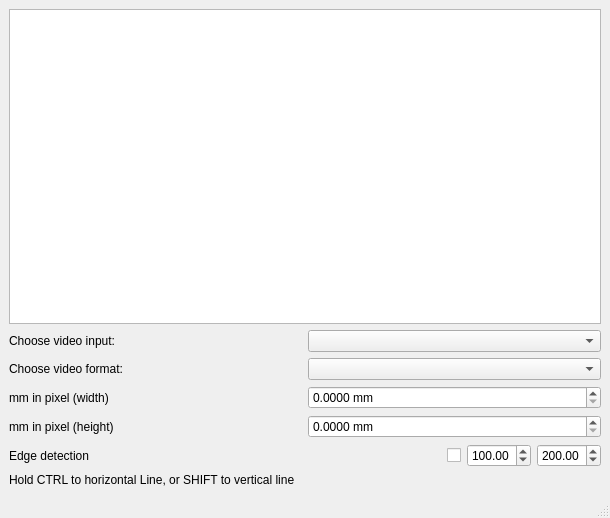
This is mainwindow.ui in IliaBelou/QVideoSimpleMeasurementTool as Qt 5 draws it before an edit. The edited form follows.
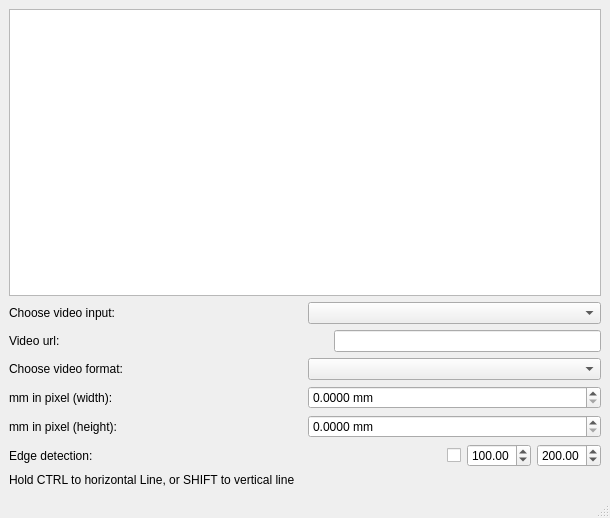
This is the edited form. Custom widgets are drawn as their Qt base class.

Commit message: Фикс.при переключении источника

The edit to the form file:
```diff
--- a/mainwindow.ui
+++ b/mainwindow.ui
@@ -14,7 +14,7 @@
    <string>MainWindow</string>
   </property>
   <widget class="QWidget" name="centralwidget">
-   <layout class="QVBoxLayout" name="verticalLayout" stretch="0,0,0,0,0,0,0">
+   <layout class="QVBoxLayout" name="verticalLayout" stretch="0,0,0,0,0,0,0,0">
     <item>
      <widget class="TCameraViewWithPainter" name="vidWgt"/>
     </item>
@@ -32,6 +32,33 @@
       </item>
      </layout>
     </item>
+    <item>
+     <layout class="QHBoxLayout" name="horizontalLayout_7">
+      <item>
+       <widget class="QLabel" name="label_7">
+        <property name="text">
+         <string>Video url:</string>
+        </property>
+       </widget>
+      </item>
+      <item>
+       <spacer name="horizontalSpacer_2">
+        <property name="orientation">
+         <enum>Qt::Orientation::Horizontal</enum>
+        </property>
+        <property name="sizeHint" stdset="0">
+         <size>
+          <width>40</width>
+          <height>20</height>
+         </size>
+        </property>
+       </spacer>
+      </item>
+      <item>
+       <widget class="QLineEdit" name="lE_videoSourceUrl"/>
+      </item>
+     </layout>
+    </item>
     <item>
      <layout class="QHBoxLayout" name="horizontalLayout_4">
       <item>
@@ -51,7 +78,7 @@
       <item>
        <widget class="QLabel" name="label_2">
         <property name="text">
-         <string>mm in pixel (width)</string>
+         <string>mm in pixel (width):</string>
         </property>
        </widget>
       </item>
@@ -75,7 +102,7 @@
       <item>
        <widget class="QLabel" name="label_3">
         <property name="text">
-         <string>mm in pixel (height)</string>
+         <string>mm in pixel (height):</string>
         </property>
        </widget>
       </item>
@@ -99,7 +126,7 @@
       <item>
        <widget class="QLabel" name="label_6">
         <property name="text">
-         <string>Edge detection</string>
+         <string>Edge detection:</string>
         </property>
        </widget>
       </item>
```
The commit also changes 2 other files.
